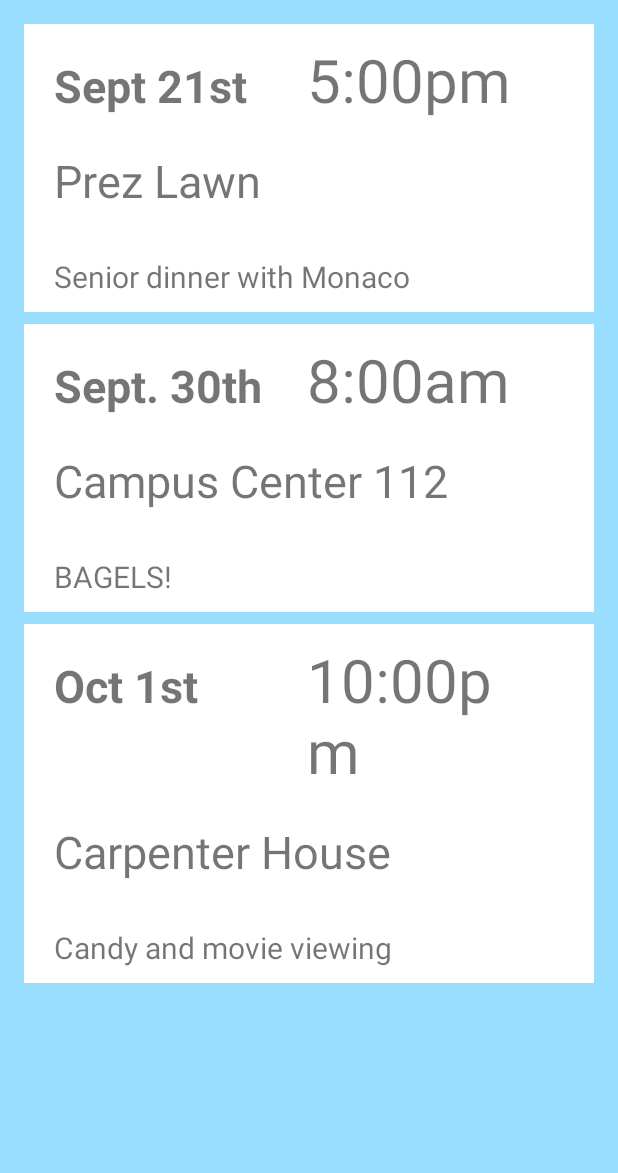
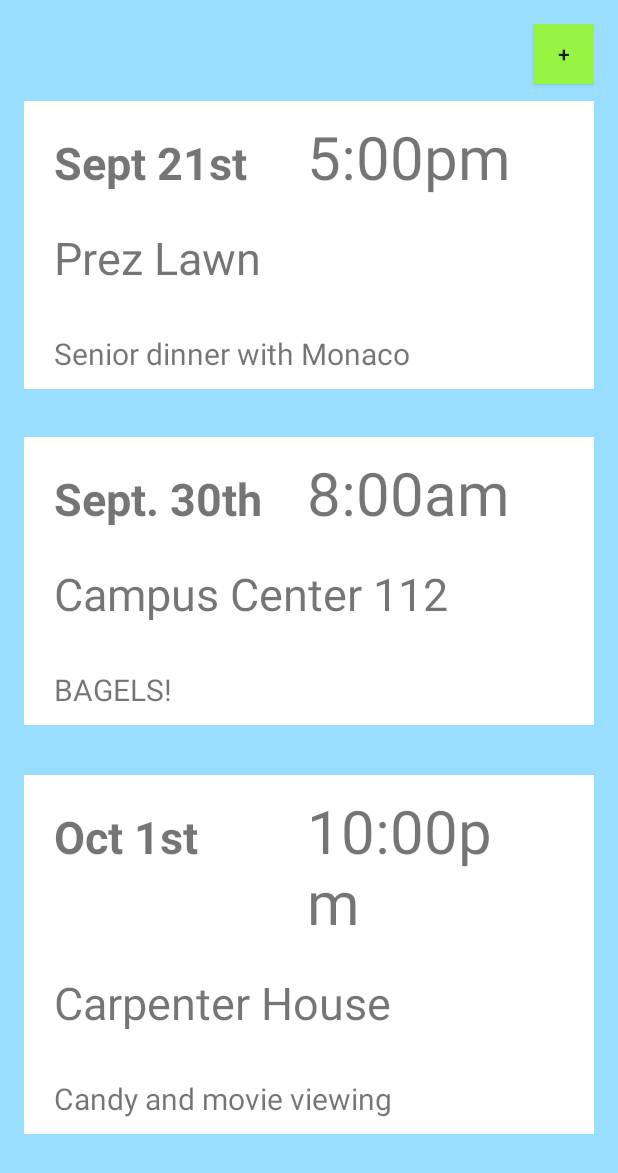
Before and after one commit to kateharwood/JumboEats, an Android app: the screen it shows after launch (MainActivity), on a phone screen of 412 x 824 dp. Shown: the top 1173 px of the screen. Run offline under Robolectric (Android 15) with nearby library versions, the light colour scheme and no system bars.

Commit message:
adding popup window

```diff
--- a/app/src/main/AndroidManifest.xml
+++ b/app/src/main/AndroidManifest.xml
@@ -17,6 +17,10 @@
                 <category android:name="android.intent.category.LAUNCHER" />
             </intent-filter>
         </activity>
+
+        <activity android:name=".Pop" android:theme="@style/AppTheme.CustomTheme">
+        </activity>
+
     </application>
 
 </manifest>
--- a/app/src/main/java/com/jumboeats/kate/jumboeats/MainActivity.java
+++ b/app/src/main/java/com/jumboeats/kate/jumboeats/MainActivity.java
@@ -2,6 +2,10 @@ package com.jumboeats.kate.jumboeats;
 
 import android.support.v7.app.AppCompatActivity;
 import android.os.Bundle;
+import android.view.View;
+import android.widget.Button;
+import android.content.Intent;
+import android.util.Log;
 
 public class MainActivity extends AppCompatActivity {
 
@@ -9,5 +13,17 @@ public class MainActivity extends AppCompatActivity {
     protected void onCreate(Bundle savedInstanceState) {
         super.onCreate(savedInstanceState);
         setContentView(R.layout.activity_main);
+
+        Button b = (Button) findViewById(R.id.button);
+
+        assert b != null;
+        b.setOnClickListener(new View.OnClickListener () {
+            @Override
+            public void onClick(View v) {
+                startActivity(new Intent(MainActivity.this, Pop.class));
+            }
+        });
+
+        Log.d("my tag", "message");
     }
 }
--- a/app/src/main/res/layout/activity_main.xml
+++ b/app/src/main/res/layout/activity_main.xml
@@ -11,6 +11,16 @@
     android:background="@color/background">
 
 
+    <Button
+        android:layout_width="40dp"
+        android:layout_height="40dp"
+        android:text="+"
+        android:id="@+id/button"
+        android:background="@color/button"
+        android:layout_alignParentTop="true"
+        android:layout_alignRight="@+id/linearLayout2"
+        android:layout_alignEnd="@+id/linearLayout2"
+        android:onClick="buttonOnClick" />
 
     <!--<ExpandableListView-->
         <!--android:layout_width="match_parent"-->
@@ -23,7 +33,11 @@
         android:layout_height="wrap_content"
         android:orientation="vertical"
         android:background='@color/contentBackground'
-        android:paddingLeft="20dp">
+        android:paddingLeft="20dp"
+        android:layout_marginTop="51dp"
+        android:id="@+id/linearLayout2"
+        android:layout_alignParentTop="true"
+        android:layout_centerHorizontal="true">
 
         <LinearLayout
             android:layout_width="wrap_content"
@@ -81,7 +95,11 @@
         android:orientation="vertical"
         android:background='@color/contentBackground'
         android:paddingLeft="20dp"
-        android:layout_marginTop="200dp">
+        android:layout_marginTop="32dp"
+        android:id="@+id/linearLayout"
+        android:layout_below="@+id/linearLayout2"
+        android:layout_alignParentLeft="true"
+        android:layout_alignParentStart="true">
 
         <LinearLayout
             android:layout_width="wrap_content"
@@ -140,7 +158,10 @@
         android:orientation="vertical"
         android:background='@color/contentBackground'
         android:paddingLeft="20dp"
-        android:layout_marginTop="400dp">
+        android:layout_below="@+id/linearLayout"
+        android:layout_alignParentLeft="true"
+        android:layout_alignParentStart="true"
+        android:layout_marginTop="33dp">
 
         <LinearLayout
             android:layout_width="wrap_content"
--- a/app/src/main/res/values/colors.xml
+++ b/app/src/main/res/values/colors.xml
@@ -6,4 +6,5 @@
     <color name="background">#99ddff</color>
     <color name="statusBar">#663300</color>
     <color name="contentBackground">#ffffff</color>
+    <color name="button">#98f442</color>
 </resources>
--- a/app/src/main/res/values/strings.xml
+++ b/app/src/main/res/values/strings.xml
@@ -4,6 +4,9 @@
     <string name="date">Sept 21st</string>
     <string name="what">Senior dinner with Monaco</string>
     <string name="where">Prez Lawn</string>
-
+    <string name="enter_event">What event?</string>
+    <string name="enter_food">What food?</string>
+    <string name="enter_place">Where?</string>
+    <string name="enter_time">When?</string>
 
 </resources>
--- a/app/src/main/res/values/styles.xml
+++ b/app/src/main/res/values/styles.xml
@@ -8,4 +8,13 @@
         <item name="colorAccent">@color/colorAccent</item>
     </style>
 
+    <style name="AppTheme.CustomTheme" parent="Theme.AppCompat.Light.NoActionBar">
+        <item name="android:windowIsTranslucent">true</item>
+        <!--<item name="android:windowBackground">@android:color/transparent</item>-->
+        <!--<item name="android:windowContentOverlay">@null</item>-->
+        <!--<item name="android:windowNoTitle">true</item>-->
+        <!--<item name="android:windowIsFloating">true</item>-->
+        <!--<item name="android:backgroundDimEnabled">false</item>-->
+        <!--<item name="android:windowCloseOnTouchOutside">true</item>-->
+    </style>
 </resources>
```
Also changed, not shown: app/src/main/java/com/jumboeats/kate/jumboeats/Pop.java (added, +26 -0 lines), app/src/main/res/layout/popupwindow.xml (added, +53 -0 lines).
